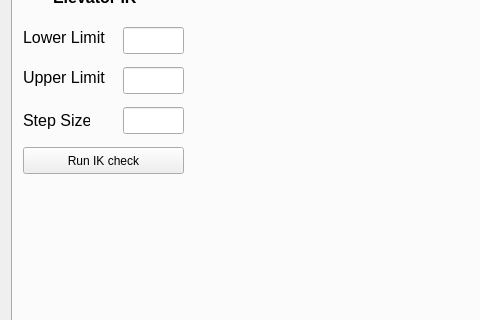
The window that moveit_cartesian_plan_plugin/src/widgets/path_planning_widget.ui (peanut-robotics/fermi) describes before a commit, drawn with Qt 5; both pictures show x 0 to 480 and y 108 to 428 of the 661 by 729 pixel window.
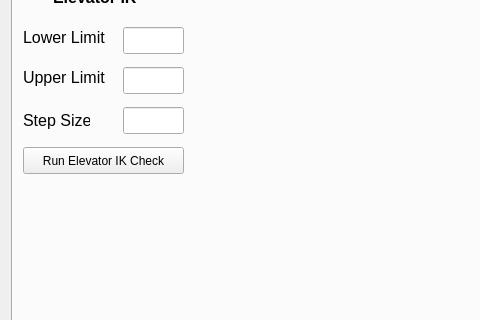
The same window after the commit.

Commit message: Pass user info to ik checks

What changed in the file:
```diff
--- a/moveit_cartesian_plan_plugin/src/widgets/path_planning_widget.ui
+++ b/moveit_cartesian_plan_plugin/src/widgets/path_planning_widget.ui
@@ -1136,7 +1136,7 @@
         </rect>
        </property>
        <property name="text">
-        <string>Run IK check</string>
+        <string>Run Elevator IK Check</string>
        </property>
       </widget>
       <widget class="QLabel" name="label_10">
```
Left out of the diff: 6 changed lines with no effect on the pictures. The commit also changes 4 other files.
